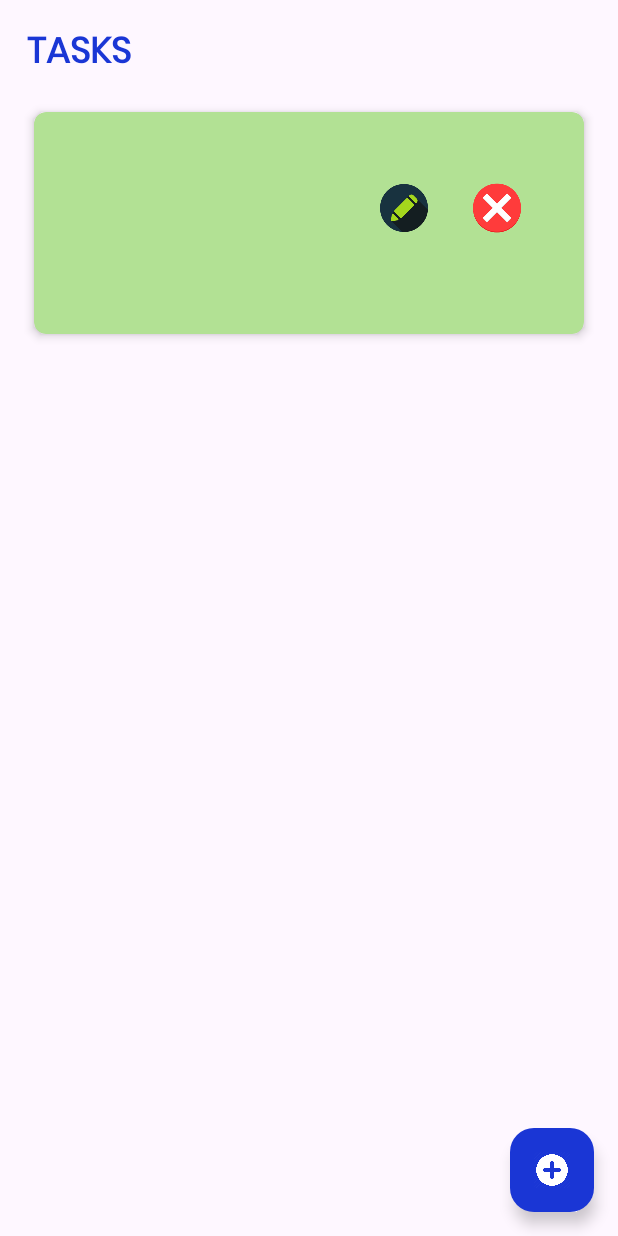
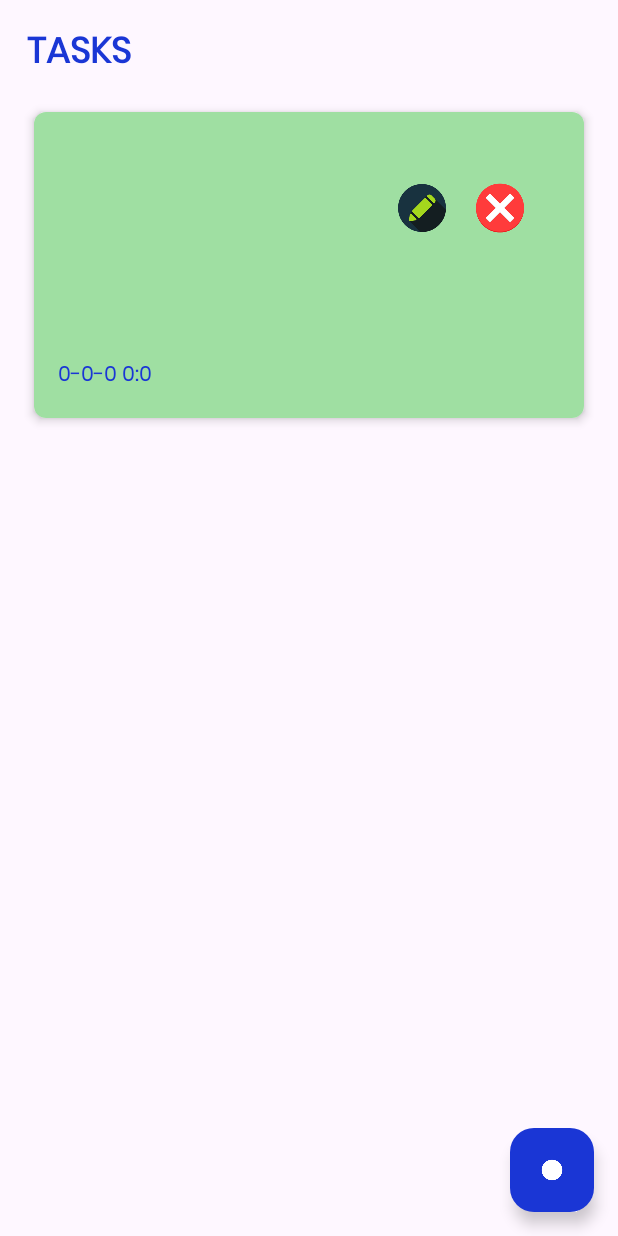
Before and after one commit to LasalDissanayake/TODO-APP, an Android app: the MainActivity screen opened directly, with no data from a screen before it, on a phone screen of 412 x 824 dp. Run offline under Robolectric (Android 15) with nearby library versions, the phone set to English and light mode, and no system bars.

Commit message:
css done

```diff
--- a/app/src/main/java/com/example/to_do/MainActivity.kt
+++ b/app/src/main/java/com/example/to_do/MainActivity.kt
@@ -7,7 +7,6 @@ import androidx.appcompat.app.AppCompatActivity
 
 import androidx.recyclerview.widget.LinearLayoutManager
 import com.example.to_do.databinding.ActivityMainBinding
-
 class MainActivity : AppCompatActivity() {
 
     private lateinit var binding:ActivityMainBinding
--- a/app/src/main/java/com/example/to_do/Task.kt
+++ b/app/src/main/java/com/example/to_do/Task.kt
@@ -1,3 +1,3 @@
 package com.example.to_do
 
-data class Task(val id:Int, val title:String, val content:String)
+data class Task(val id:Int, val title:String, val content:String,val priority:String,val dateTime: String )
--- a/app/src/main/java/com/example/to_do/TaskDatabaseHelper.kt
+++ b/app/src/main/java/com/example/to_do/TaskDatabaseHelper.kt
@@ -14,13 +14,13 @@ class TaskDatabaseHelper(context: Context) : SQLiteOpenHelper(context, DATABASE_
         private const val COLUMN_ID = "id"
         private const val COLUMN_TITLE = "title"
         private const val COLUMN_CONTENT = "content"
-
-
+        private const val COLUMN_PRIORITY = "priority"
+        private const val COLUMN_DATETIME = "datetime" // Add this line for the datetime column
     }
 
     override fun onCreate(db: SQLiteDatabase?) {
         val createTableQuery =
-            "CREATE TABLE $TABLE_NAME ($COLUMN_ID INTEGER PRIMARY KEY, $COLUMN_TITLE TEXT,$COLUMN_CONTENT TEXT)"
+            "CREATE TABLE $TABLE_NAME ($COLUMN_ID INTEGER PRIMARY KEY, $COLUMN_TITLE TEXT, $COLUMN_CONTENT TEXT, $COLUMN_PRIORITY TEXT,$COLUMN_DATETIME TEXT)" // Add COLUMN_DATETIME to the query
         db?.execSQL(createTableQuery)
     }
 
@@ -30,11 +30,14 @@ class TaskDatabaseHelper(context: Context) : SQLiteOpenHelper(context, DATABASE_
         onCreate(db)
     }
 
+
     fun insertTask(task: Task) {
         val db = writableDatabase
         val values = ContentValues().apply {
             put(COLUMN_TITLE, task.title)
             put(COLUMN_CONTENT, task.content)
+            put(COLUMN_PRIORITY, task.priority)
+            put(COLUMN_DATETIME, task.dateTime)
         }
         db.insert(TABLE_NAME, null, values)
         db.close()
@@ -43,15 +46,17 @@ class TaskDatabaseHelper(context: Context) : SQLiteOpenHelper(context, DATABASE_
     fun getAllTasks(): List<Task> {
         val taskList = mutableListOf<Task>()
         val db = readableDatabase
-        val query = "SELECT * FROM $TABLE_NAME" // Added space after SELECT
+        val query = "SELECT * FROM $TABLE_NAME ORDER BY $COLUMN_DATETIME ASC"
         val cursor = db.rawQuery(query, null)
 
         while (cursor.moveToNext()) {
             val id = cursor.getInt(cursor.getColumnIndexOrThrow(COLUMN_ID))
             val title = cursor.getString(cursor.getColumnIndexOrThrow(COLUMN_TITLE))
             val content = cursor.getString(cursor.getColumnIndexOrThrow(COLUMN_CONTENT))
+            val priority = cursor.getString(cursor.getColumnIndexOrThrow(COLUMN_PRIORITY))
+            val dateTime = cursor.getString(cursor.getColumnIndexOrThrow(COLUMN_DATETIME)) // Add this line for datetime retrieval
 
-            val task = Task(id, title, content)
+            val task = Task(id, title, content,priority, dateTime) // Pass dateTime to Task constructor
             taskList.add(task)
         }
         cursor.close()
@@ -64,6 +69,9 @@ class TaskDatabaseHelper(context: Context) : SQLiteOpenHelper(context, DATABASE_
         val values = ContentValues().apply {
             put(COLUMN_TITLE, task.title)
             put(COLUMN_CONTENT, task.content)
+            put(COLUMN_PRIORITY, task.priority)
+            put(COLUMN_DATETIME, task.dateTime)
+
         }
         val whereClause = "$COLUMN_ID=?"
         val whereArgs = arrayOf(task.id.toString())
@@ -81,12 +89,16 @@ class TaskDatabaseHelper(context: Context) : SQLiteOpenHelper(context, DATABASE_
         val id = cursor.getInt(cursor.getColumnIndexOrThrow(COLUMN_ID))
         val title = cursor.getString(cursor.getColumnIndexOrThrow(COLUMN_TITLE))
         val content = cursor.getString(cursor.getColumnIndexOrThrow(COLUMN_CONTENT))
+        val priority = cursor.getString(cursor.getColumnIndexOrThrow(COLUMN_PRIORITY))
+        val datetime = cursor.getString(cursor.getColumnIndexOrThrow(COLUMN_DATETIME))
+
 
 
         cursor.close()
         db.close()
-        return Task(id, title ,content)
+        return Task(id, title ,content,priority,datetime)
     }
+
 
     fun deleteTask(taskId:Int){
         val db=writableDatabase
--- a/app/src/main/java/com/example/to_do/TasksAdapter.kt
+++ b/app/src/main/java/com/example/to_do/TasksAdapter.kt
@@ -17,6 +17,8 @@ class TasksAdapter(private var tasks: List<Task>, private val context: Context)
     inner class TaskViewHolder(itemView: View) : RecyclerView.ViewHolder(itemView) {
         val titleTextView: TextView = itemView.findViewById(R.id.titleTextView)
         val contentTextView: TextView = itemView.findViewById(R.id.contentTextView)
+        val priorityTextView: TextView = itemView.findViewById(R.id.priorityTextView)
+        val dateTimeTextView: TextView = itemView.findViewById(R.id.dateTimeTextView)
         val updateButton: ImageView = itemView.findViewById(R.id.updateButton)
         val deleteButton:ImageView=itemView.findViewById(R.id.deleteButton)
     }
@@ -30,6 +32,11 @@ class TasksAdapter(private var tasks: List<Task>, private val context: Context)
         val task = tasks[position]
         holder.titleTextView.text = task.title
         holder.contentTextView.text = task.content
+        holder.priorityTextView.text = task.priority
+        holder.dateTimeTextView.text = task.dateTime
+
+
+
 
         holder.updateButton.setOnClickListener {
             val intent = Intent(holder.itemView.context, UpdateActivity::class.java).apply {
--- a/app/src/main/res/layout/activity_main.xml
+++ b/app/src/main/res/layout/activity_main.xml
@@ -39,7 +39,7 @@
         android:layout_marginEnd="16dp"
         android:layout_marginStart="16dp"
         android:layout_marginTop="16dp"
-        android:src="@drawable/add1"
+        android:src="@drawable/check1"
         app:tint="@color/white"
         android:backgroundTint="@color/blue"
         />
--- a/app/src/main/res/layout/task_item.xml
+++ b/app/src/main/res/layout/task_item.xml
@@ -1,9 +1,9 @@
 <?xml version="1.0" encoding="utf-8"?>
-<androidx.cardview.widget.CardView xmlns:android="http://schemas.android.com/apk/res/android"
+<androidx.cardview.widget.CardView
+    xmlns:android="http://schemas.android.com/apk/res/android"
     xmlns:app="http://schemas.android.com/apk/res-auto"
     android:layout_width="match_parent"
     android:layout_height="wrap_content"
-    app:cardBackgroundColor="#B2E194"
     app:cardCornerRadius="8dp"
     app:cardElevation="4dp"
     app:cardUseCompatPadding="true">
@@ -11,6 +11,8 @@
     <LinearLayout
         android:layout_width="match_parent"
         android:layout_height="wrap_content"
+        android:background="#A6E8A9"
+        android:backgroundTint="#9FDFA2"
         android:orientation="vertical"
         android:padding="16dp">
 
@@ -35,7 +37,7 @@
                 android:layout_width="80dp"
                 android:layout_height="80dp"
                 android:layout_alignParentEnd="true"
-                android:layout_marginEnd="64dp"
+                android:layout_marginEnd="52dp"
                 android:src="@drawable/edit" />
 
             <ImageView
@@ -43,7 +45,7 @@
                 android:layout_width="80dp"
                 android:layout_height="80dp"
                 android:layout_alignParentEnd="true"
-                android:layout_marginEnd="2dp"
+                android:layout_marginEnd="0dp"
                 android:src="@drawable/delete" />
 
         </RelativeLayout>
@@ -54,10 +56,31 @@
             android:layout_width="wrap_content"
             android:layout_height="wrap_content"
             android:layout_marginTop="4dp"
+            android:fontFamily="@font/poppins"
+            android:textColor="@color/blue"
+            android:maxLines="3"
+            android:text="Content" />
+
+        <TextView
+            android:id="@+id/priorityTextView"
+            android:layout_width="wrap_content"
+            android:layout_height="wrap_content"
+            android:layout_marginTop="4dp"
             android:textColor="@color/blue"
             android:fontFamily="@font/poppins"
             android:maxLines="3"
             android:text="Content" />
 
+        <TextView
+            android:id="@+id/dateTimeTextView"
+            android:layout_width="wrap_content"
+            android:layout_height="wrap_content"
+            android:layout_marginTop="4dp"
+            android:fontFamily="@font/poppins"
+            android:maxLines="3"
+            android:textColor="@color/blue"
+            android:text="Content" />
+
+
     </LinearLayout>
 </androidx.cardview.widget.CardView>
```
Also changed, not shown: app/src/main/java/com/example/to_do/AddTask.kt (+6 -8 lines), app/src/main/java/com/example/to_do/UpdateActivity.kt (+8 -3 lines), app/src/main/res/layout/activity_add_task.xml (+18 -8 lines), app/src/main/res/layout/activity_update.xml (+45 -12 lines).
